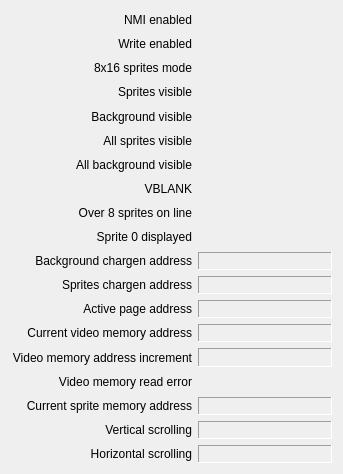
First picture: the form in gui/forms/ppu_state.ui, repository kb1p/db1mu, before the edit.
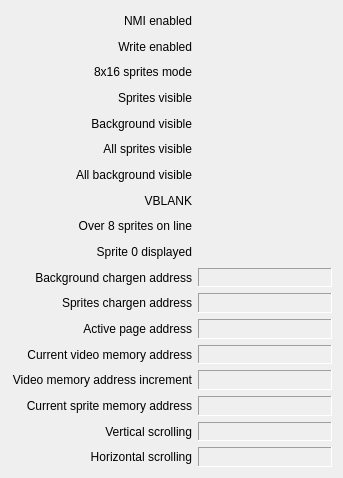
Second picture: the form after the edit.

```diff
--- a/gui/forms/ppu_state.ui
+++ b/gui/forms/ppu_state.ui
@@ -7,7 +7,7 @@
     <x>0</x>
     <y>0</y>
     <width>343</width>
-    <height>474</height>
+    <height>478</height>
    </rect>
   </property>
   <property name="windowTitle">
@@ -337,29 +337,6 @@
     </widget>
    </item>
    <item row="15" column="0">
-    <widget class="QLabel" name="label_18">
-     <property name="text">
-      <string>Video memory read error</string>
-     </property>
-     <property name="alignment">
-      <set>Qt::AlignRight|Qt::AlignTrailing|Qt::AlignVCenter</set>
-     </property>
-    </widget>
-   </item>
-   <item row="15" column="1">
-    <widget class="QLabel" name="txtReadError">
-     <property name="frameShape">
-      <enum>QFrame::NoFrame</enum>
-     </property>
-     <property name="frameShadow">
-      <enum>QFrame::Plain</enum>
-     </property>
-     <property name="text">
-      <string/>
-     </property>
-    </widget>
-   </item>
-   <item row="16" column="0">
     <widget class="QLabel" name="label_14">
      <property name="text">
       <string>Current sprite memory address</string>
@@ -369,7 +346,7 @@
      </property>
     </widget>
    </item>
-   <item row="16" column="1">
+   <item row="15" column="1">
     <widget class="QLabel" name="txtSprMemAddr">
      <property name="frameShape">
       <enum>QFrame::Panel</enum>
@@ -382,7 +359,7 @@
      </property>
     </widget>
    </item>
-   <item row="17" column="0">
+   <item row="16" column="0">
     <widget class="QLabel" name="label_16">
      <property name="text">
       <string>Vertical scrolling</string>
@@ -392,7 +369,7 @@
      </property>
     </widget>
    </item>
-   <item row="17" column="1">
+   <item row="16" column="1">
     <widget class="QLabel" name="txtVscroll">
      <property name="frameShape">
       <enum>QFrame::Panel</enum>
@@ -405,7 +382,7 @@
      </property>
     </widget>
    </item>
-   <item row="18" column="0">
+   <item row="17" column="0">
     <widget class="QLabel" name="label_17">
      <property name="text">
       <string>Horizontal scrolling</string>
@@ -415,7 +392,7 @@
      </property>
     </widget>
    </item>
-   <item row="18" column="1">
+   <item row="17" column="1">
     <widget class="QLabel" name="txtHscroll">
      <property name="frameShape">
       <enum>QFrame::Panel</enum>
```
Left out of the diff: 142 changed lines with no effect on the pictures.
